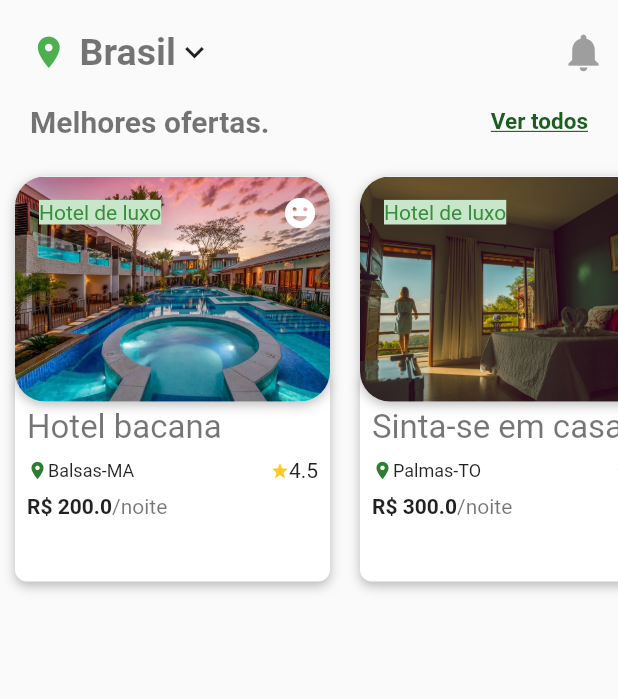
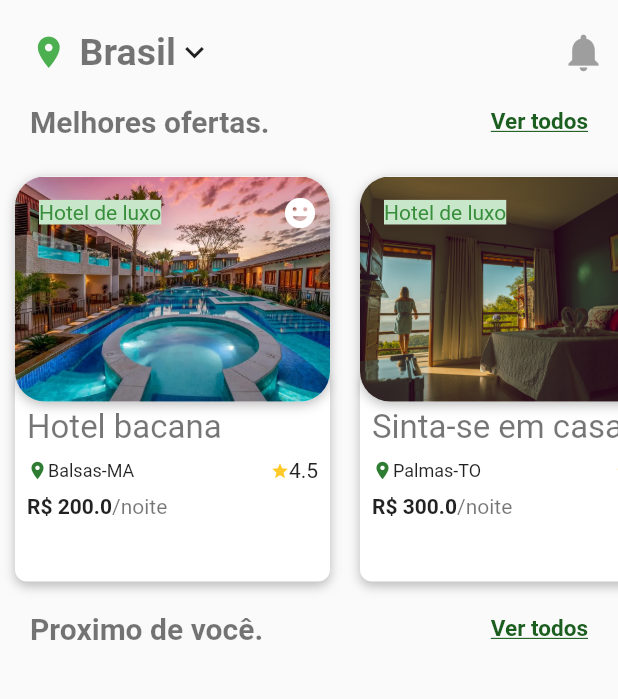
Before and after one commit to GabrielSiqueiraGama/hoteis_ui_flutter, a Flutter app: the screen it shows after launch, on a phone screen of 412 x 824 dp, the part 77-776 px from its top. Run offline on Flutter 3.47's test engine with Material 2 defaults, Android fonts, the phone set to English and light mode, and no system bars.

Commit message:
corrigindo problems

```diff
--- a/lib/main.dart
+++ b/lib/main.dart
@@ -33,6 +33,6 @@ class MyHomePage extends StatefulWidget {
 class _MyHomePageState extends State<MyHomePage> {
   @override
   Widget build(BuildContext context) {
-    return Home();
+    return const Home();
   }
 }
--- a/lib/pages/home.dart
+++ b/lib/pages/home.dart
@@ -61,7 +61,43 @@ class Home extends StatelessWidget {
                   ]),
             ),
             const SizedBox(height: 20),
-            CarroselHotel(),
+            const CarroselHotel(),
+            Column(
+              children: <Widget>[
+                Padding(
+                  padding: const EdgeInsets.symmetric(horizontal: 20),
+                  child: Column(
+                    children: <Widget>[
+                      Row(
+                        mainAxisAlignment: MainAxisAlignment.spaceBetween,
+                        children: <Widget>[
+                          const Text(
+                            'Proximo de você.',
+                            style: TextStyle(
+                                fontSize: 20,
+                                fontWeight: FontWeight.bold,
+                                color: Colors.black54),
+                          ),
+                          GestureDetector(
+                            // ignore: avoid_print
+                            onTap: () => print("Ver todos"),
+                            child: Text(
+                              'Ver todos',
+                              style: TextStyle(
+                                fontSize: 15,
+                                fontWeight: FontWeight.bold,
+                                color: Colors.green.shade900,
+                                decoration: TextDecoration.underline,
+                              ),
+                            ),
+                          )
+                        ],
+                      ),
+                    ],
+                  ),
+                ),
+              ],
+            ),
           ],
         ),
       ),
--- a/lib/widgets/carrosel_hotel.dart
+++ b/lib/widgets/carrosel_hotel.dart
@@ -28,6 +28,7 @@ class _CarroselHotelState extends State<CarroselHotel> {
                         color: Colors.black54),
                   ),
                   GestureDetector(
+                    // ignore: avoid_print
                     onTap: () => print("Ver todos"),
                     child: Text(
                       'Ver todos',
@@ -45,7 +46,7 @@ class _CarroselHotelState extends State<CarroselHotel> {
           ),
         ),
         const SizedBox(height: 15),
-        Container(
+        SizedBox(
           height: 300,
           child: ListView.builder(
             scrollDirection: Axis.horizontal,
```
